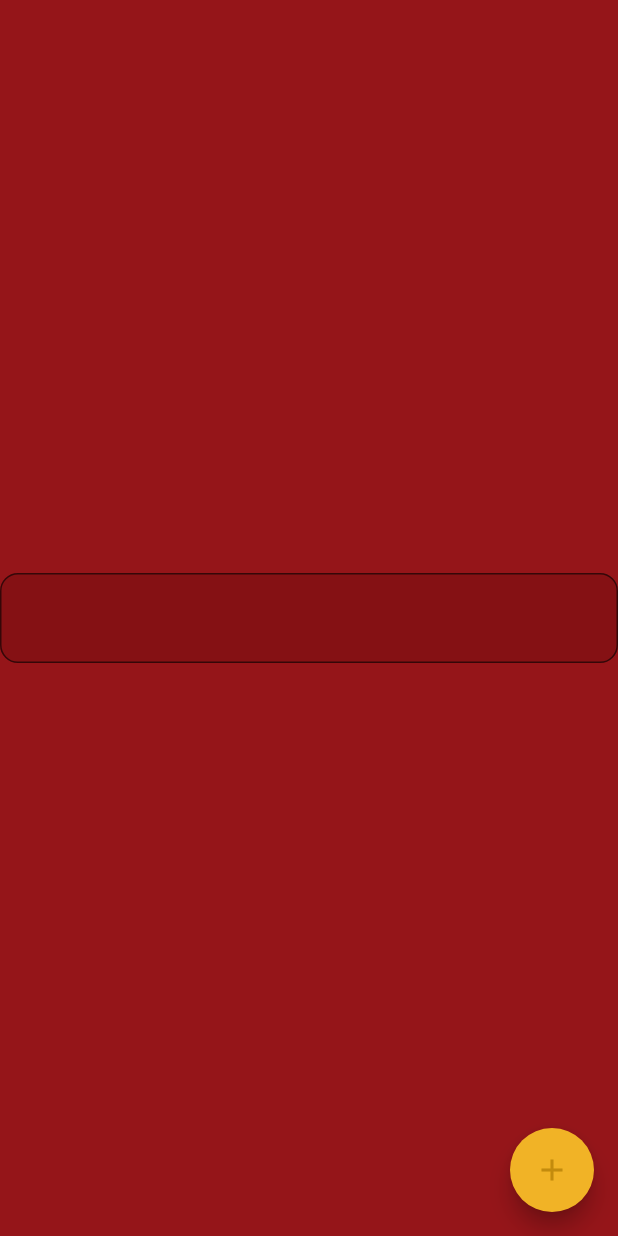
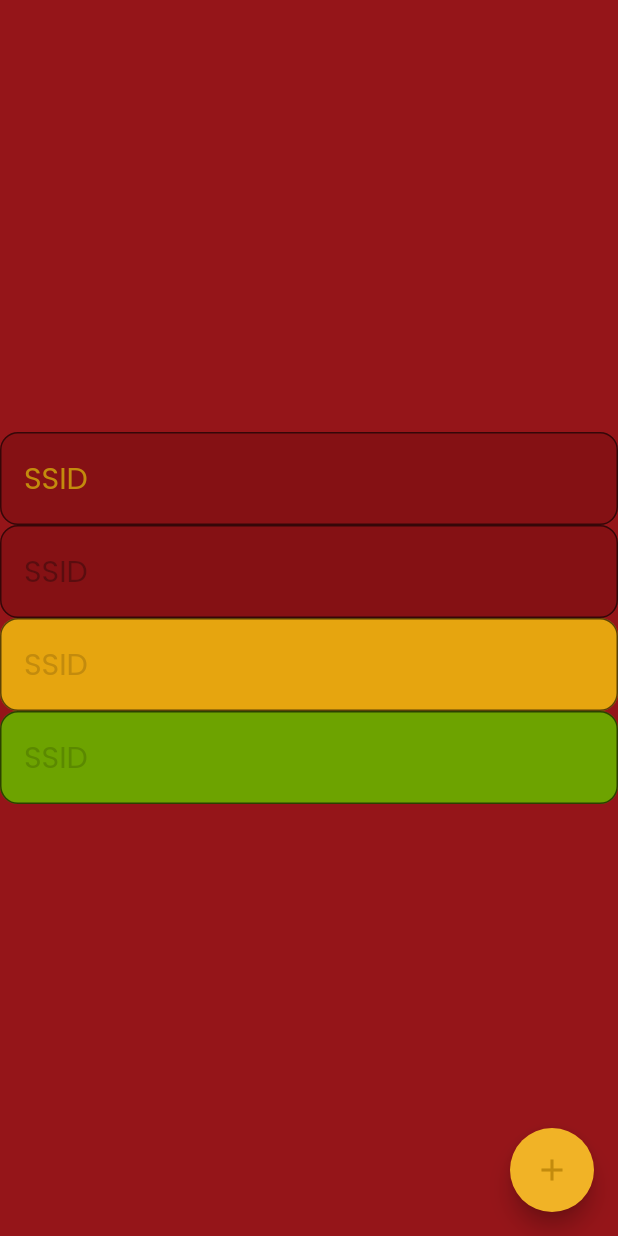
Before and after one commit to athiruj/ElusiveApplication, a Flutter app: the screen it shows after launch, on a phone screen of 412 x 824 dp. Run offline on Flutter 3.47's test engine with Material 3 defaults, Android fonts, the phone set to English and light mode, and no system bars.

Commit message:
Modify ElusiveInputDecoration (90%)

```diff
--- a/lib/components/elusive_input_decoration.dart
+++ b/lib/components/elusive_input_decoration.dart
@@ -1,58 +1,32 @@
-// ignore_for_file: overridden_fields
-
-// import 'dart:ui';
-
 import 'package:elusive_application/components/elusive_types.dart';
 import 'package:flutter/material.dart';
 
 class EInputDecoration extends InputDecoration {
-  EInputDecoration(
+  const EInputDecoration(
     this.context, {
-    this.type = ElusiveType.primary,
     super.icon,
     super.iconColor,
-
-    // super.label,
-    // super.labelText,
-    // super.labelStyle,
-
-    super.floatingLabelStyle,
-    super.helperText,
-    super.helperStyle,
-    super.helperMaxLines,
     super.hintText,
     super.hintStyle,
     super.hintTextDirection,
     super.hintMaxLines,
     super.hintFadeDuration,
-
-    // super.error,
-    // super.errorText,
-    // super.errorStyle,
-    // super.errorMaxLines,
-
-    super.floatingLabelBehavior,
-    super.floatingLabelAlignment,
-    super.isCollapsed,
-    super.isDense,
     super.contentPadding,
-    super.prefixIcon,
-    super.prefixIconConstraints,
     super.prefix,
     super.prefixText,
     super.prefixStyle,
+    super.prefixIcon,
+    super.prefixIconConstraints,
     super.prefixIconColor,
-    super.suffixIcon,
     super.suffix,
     super.suffixText,
-    this.suffixStyle,
+    super.suffixStyle,
+    super.suffixIcon,
     super.suffixIconColor,
     super.suffixIconConstraints,
-
-    // super.counter,
-    // super.counterText,
-    // super.counterStyle,
-
+    super.counter,
+    super.counterText,
+    super.counterStyle,
     super.filled,
     super.fillColor,
     super.focusColor,
@@ -67,110 +41,150 @@ class EInputDecoration extends InputDecoration {
     super.semanticCounterText,
     super.alignLabelWithHint,
     super.constraints,
-  }) : super(
-          suffixStyle: suffixStyle ?? _suffixStyle(type!),
-        );
+  });
 
-  EInputDecoration.red(
-    this.context, {
-    super.icon,
-    super.iconColor,
+  factory EInputDecoration.decotation(
+    BuildContext context, {
+    ElusiveType type = ElusiveType.primary,
+    Icon? icon,
+    Color? iconColor,
+    String? hintText,
+    TextStyle? hintStyle,
+    TextDirection? hintTextDirection,
+    int? hintMaxLines,
+    Duration? hintFadeDuration,
+    EdgeInsetsGeometry? contentPadding,
+    Widget? prefix,
+    String? prefixText,
+    TextStyle? prefixStyle,
+    Widget? prefixIcon,
+    Color? prefixIconColor,
+    BoxConstraints? prefixIconConstraints,
+    Widget? suffix,
+    String? suffixText,
+    TextStyle? suffixStyle,
+    Widget? suffixIcon,
+    Color? suffixIconColor,
+    BoxConstraints? suffixIconConstraints,
+    Widget? counter,
+    String? counterText,
+    TextStyle? counterStyle,
+    bool? filled,
+    Color? fillColor,
+    Color? focusColor,
+    Color? hoverColor,
+    InputBorder? errorBorder,
+    InputBorder? focusedBorder,
+    InputBorder? focusedErrorBorder,
+    InputBorder? disabledBorder,
+    InputBorder? enabledBorder,
+    InputBorder? border,
+    bool? enabled,
+    String? semanticCounterText,
+    bool? alignLabelWithHint,
+    BoxConstraints? constraints,
+  }) {
+    iconColor = iconColor ?? _foregroundColor(context, type);
+    hintStyle = hintStyle ??
+        TextStyle(
+            fontSize: 20,
+            fontFamily: "Poppins",
+            fontWeight: FontWeight.w400,
+            color: _foregroundColor(context, type));
 
-    // super.label,
-    // super.labelText,
-    // super.labelStyle,
-
-    super.floatingLabelStyle,
-    super.helperText,
-    super.helperStyle,
-    super.helperMaxLines,
-    super.hintText,
-    super.hintStyle,
-    super.hintTextDirection,
-    super.hintMaxLines,
-    super.hintFadeDuration,
-
-    // super.error,
-    // super.errorText,
-    // super.errorStyle,
-    // super.errorMaxLines,
-
-    super.floatingLabelBehavior,
-    super.floatingLabelAlignment,
-    super.isCollapsed,
-    super.isDense,
-    super.contentPadding,
-    super.prefixIcon,
-    super.prefixIconConstraints,
-    super.prefix,
-    super.prefixText,
-    super.prefixStyle,
-    super.prefixIconColor,
-    super.suffixIcon,
-    super.suffix,
-    super.suffixText,
-    this.suffixStyle,
-    super.suffixIconColor,
-    super.suffixIconConstraints,
-
-    // super.counter,
-    // super.counterText,
-    // super.counterStyle,
-
-    super.filled,
-    super.fillColor,
-    super.focusColor,
-    super.hoverColor,
-    super.errorBorder,
-    super.focusedBorder,
-    super.focusedErrorBorder,
-    super.disabledBorder,
-    super.enabledBorder,
-    super.border,
-    super.enabled = true,
-    super.semanticCounterText,
-    super.alignLabelWithHint,
-    super.constraints,
-  }) : type = ElusiveType.red;
+    contentPadding = contentPadding ?? const EdgeInsets.all(16.0);
+    prefixStyle = prefixStyle ??
+        TextStyle(
+            fontSize: 20,
+            fontFamily: "Poppins",
+            fontWeight: FontWeight.w400,
+            color: _foregroundColor(context, type));
+    prefixIconColor = prefixIconColor ?? _foregroundColor(context, type);
+    suffixStyle = suffixStyle ??
+        TextStyle(
+            fontSize: 20,
+            fontFamily: "Poppins",
+            fontWeight: FontWeight.w400,
+            color: _foregroundColor(context, type));
+    suffixIconColor = suffixIconColor ?? _foregroundColor(context, type);
+    fillColor = fillColor ?? _bakgroundColor(context, type);
+    border = border ??
+        const OutlineInputBorder(
+            borderRadius: BorderRadius.all(Radius.circular(12.0)));
+    return EInputDecoration(
+      context,
+      icon: icon,
+      iconColor: iconColor,
+      hintText: hintText,
+      hintStyle: hintStyle,
+      hintTextDirection: hintTextDirection,
+      hintMaxLines: hintMaxLines,
+      hintFadeDuration: hintFadeDuration,
+      contentPadding: contentPadding,
+      prefixIcon: prefixIcon,
+      prefixIconConstraints: prefixIconConstraints,
+      prefix: prefix,
+      prefixText: prefixText,
+      prefixStyle: prefixStyle,
+      suffixText: suffixText,
+      suffixStyle: suffixStyle,
+      suffixIconColor: suffixIconColor,
+      suffixIconConstraints: suffixIconConstraints,
+      counter: counter,
+      counterText: counterText,
+      counterStyle: counterStyle,
+      filled: true,
+      fillColor: fillColor,
+      focusColor: focusColor,
+      hoverColor: hoverColor,
+      errorBorder: errorBorder,
+      focusedBorder: focusedBorder,
+      focusedErrorBorder: focusedErrorBorder,
+      disabledBorder: disabledBorder,
+      enabledBorder: enabledBorder,
+      border: border,
+      enabled: enabled ?? true,
+      semanticCounterText: semanticCounterText,
+      alignLabelWithHint: alignLabelWithHint,
+      constraints: constraints,
+    );
+  }
 
   final BuildContext context;
 
-  final ElusiveType? type;
-
-  late final ColorScheme _colors = Theme.of(context).colorScheme;
-
-  @override
-  final TextStyle? suffixStyle;
-
-  TextStyle _suffixStyle(ElusiveType type) {
-    late Color color;
+  static Color _bakgroundColor(BuildContext context, ElusiveType type) {
+    late final ColorScheme colors = Theme.of(context).colorScheme;
     switch (type) {
       case ElusiveType.primary:
-        color = _colors.onSecondary;
+        return colors.primaryContainer;
       case ElusiveType.red:
-        color = _colors.onSecondary;
+        return colors.primaryContainer;
       case ElusiveType.yellow:
-        color = _colors.onSecondary;
+        return colors.secondaryContainer;
       case ElusiveType.green:
-        color = _colors.onSecondary;
+        return colors.tertiaryContainer;
     }
-    return TextStyle(
-      fontSize: 20,
-      fontFamily: "Poppins",
-      fontWeight: FontWeight.w400,
-      color: color,
-    );
   }
 
-  static InputDecoration style({
+  static Color _foregroundColor(BuildContext context, ElusiveType type) {
+    late final ColorScheme colors = Theme.of(context).colorScheme;
+    switch (type) {
+      case ElusiveType.primary:
+        return colors.onSecondary;
+      case ElusiveType.red:
+        return colors.onPrimary;
+      case ElusiveType.yellow:
+        return colors.onSecondary;
+      case ElusiveType.green:
+        return colors.onTertiary;
+    }
+  }
+
+  static EInputDecoration style(
+    BuildContext context, {
     ElusiveType? type,
     Widget? icon,
     Color? iconColor,
-
-    // Widget? label,
-    // String? labelText,
-    // TextStyle? labelStyle,
-
     TextStyle? floatingLabelStyle,
     String? helperText,
     TextStyle? helperStyle,
@@ -180,12 +194,6 @@ class EInputDecoration extends InputDecoration {
     TextDirection? hintTextDirection,
     Duration? hintFadeDuration,
     int? hintMaxLines,
-
-    // Widget? error,
-    // String? errorText,
-    // TextStyle? errorStyle,
-    // int? errorMaxLines,
-
     FloatingLabelBehavior? floatingLabelBehavior,
     FloatingLabelAlignment? floatingLabelAlignment,
     bool? isCollapsed,
@@ -203,11 +211,9 @@ class EInputDecoration extends InputDecoration {
     TextStyle? suffixStyle,
     Color? suffixIconColor,
     BoxConstraints? suffixIconConstraints,
-
-    // Widget? counter,
-    // String? counterText,
-    // TextStyle? counterStyle,
-
+    Widget? counter,
+    String? counterText,
+    TextStyle? counterStyle,
     bool? filled,
     Color? fillColor,
     Color? focusColor,
@@ -223,29 +229,15 @@ class EInputDecoration extends InputDecoration {
     bool? alignLabelWithHint,
     BoxConstraints? constraints,
   }) {
-    return InputDecoration(
+    return EInputDecoration(
+      context,
       icon: icon,
       iconColor: iconColor,
-      // label: label ?? this.label,
-      // labelText: labelText ?? this.labelText,
-      // labelStyle: labelStyle ?? this.labelStyle,
-      floatingLabelStyle: floatingLabelStyle,
-      helperText: helperText,
-      helperStyle: helperStyle,
-      helperMaxLines: helperMaxLines,
       hintText: hintText,
       hintStyle: hintStyle,
       hintTextDirection: hintTextDirection,
       hintMaxLines: hintMaxLines,
       hintFadeDuration: hintFadeDuration,
-      // error: error,
-      // errorText: errorText,
-      // errorStyle: errorStyle,
-      // errorMaxLines: errorMaxLines,
-      floatingLabelBehavior: floatingLabelBehavior,
-      floatingLabelAlignment: floatingLabelAlignment,
-      isCollapsed: isCollapsed,
-      isDense: isDense,
       contentPadding: contentPadding,
       prefixIcon: prefixIcon,
       prefix: prefix,
@@ -259,9 +251,9 @@ class EInputDecoration extends InputDecoration {
       suffixStyle: suffixStyle,
       suffixIconColor: suffixIconColor,
       suffixIconConstraints: suffixIconConstraints,
-      // counter: counter ,
-      // counterText: counterText ,
-      // counterStyle: counterStyle ?? this.counterStyle,
+      counter: counter,
+      counterText: counterText,
+      counterStyle: counterStyle,
       filled: filled,
       fillColor: fillColor,
       focusColor: focusColor,
@@ -279,3 +271,4 @@ class EInputDecoration extends InputDecoration {
     );
   }
 }
+//
--- a/lib/main.dart
+++ b/lib/main.dart
@@ -1,5 +1,6 @@
 import 'package:elusive_application/components/elusive_input_decoration.dart';
-import 'dart:ui';
+import 'package:elusive_application/components/elusive_types.dart';
+// import 'dart:ui';
 
 import 'package:flutter/material.dart';
 
@@ -86,10 +87,13 @@ class MyApp extends StatelessWidget {
             fontFamily: "Poppins",
             fontWeight: FontWeight.w500,
           ),
+
+          /// TextInputField Style
           titleMedium: TextStyle(
             fontSize: 20,
             fontFamily: "Poppins",
             fontWeight: FontWeight.w400,
+            color: Color(0xFFE9E9E9),
           ),
           titleSmall: TextStyle(
             fontSize: 20,
@@ -119,21 +123,21 @@ class MyApp extends StatelessWidget {
         ///
         //? Look for InputDecorationTheme in `https://figma.fun/Xanh8e`
         ///
-        inputDecorationTheme: const InputDecorationTheme(
-          filled: true,
-          fillColor: Color(0xFF851114),
-          contentPadding: EdgeInsets.all(16.0),
-          suffixStyle: TextStyle(
-            fontSize: 20,
-            fontFamily: "Poppins",
-            fontWeight: FontWeight.w400,
-          ),
-          border: OutlineInputBorder(
-            borderRadius: BorderRadius.all(
-              Radius.circular(12.0),
-            ),
-          ),
-        ),
+        // inputDecorationTheme: const InputDecorationTheme(
+        //   filled: true,
+        //   fillColor: Color(0xFF851114),
+        //   contentPadding: EdgeInsets.all(16.0),
+        //   suffixStyle: TextStyle(
+        //     fontSize: 20,
+        //     fontFamily: "Poppins",
+        //     fontWeight: FontWeight.w400,
+        //   ),
+        //   border: OutlineInputBorder(
+        //     borderRadius: BorderRadius.all(
+        //       Radius.circular(12.0),
+        //     ),
+        //   ),
+        // ),
 
         iconButtonTheme: const IconButtonThemeData(),
         iconTheme: const IconThemeData(size: 36.0),
@@ -158,8 +162,7 @@ class _MyHomePageState extends State<MyHomePage> {
 
   @override
   Widget build(BuildContext context) {
-    EInputDecoration inputDecoration = EInputDecoration(context);
-
+    // EInputDecoration inputDecoration = EInputDecoration(context);
     return Scaffold(
       backgroundColor: Theme.of(context).colorScheme.primary,
       body: Center(
@@ -167,7 +170,36 @@ class _MyHomePageState extends State<MyHomePage> {
           mainAxisAlignment: MainAxisAlignment.center,
           children: <Widget>[
             TextField(
-              decoration: inputDecoration,
+              decoration: EInputDecoration.decotation(
+                context,
+                type: ElusiveType.primary,
+                hintText: "SSID",
+                suffixText: "hello",
+              ),
+            ),
+            TextField(
+              decoration: EInputDecoration.decotation(
+                context,
+                type: ElusiveType.red,
+                hintText: "SSID",
+                suffixText: "hello",
+              ),
+            ),
+            TextField(
+              decoration: EInputDecoration.decotation(
+                context,
+                type: ElusiveType.yellow,
+                hintText: "SSID",
+                suffixText: "hello",
+              ),
+            ),
+            TextField(
+              decoration: EInputDecoration.decotation(
+                context,
+                type: ElusiveType.green,
+                hintText: "SSID",
+                suffixText: "hello",
+              ),
             ),
           ],
         ),
```
